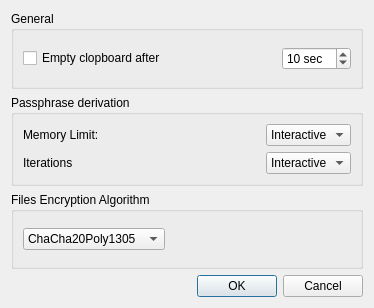
Qt form src/arsenic/configDialog.ui (Antidote1911/arsenic) before a commit.
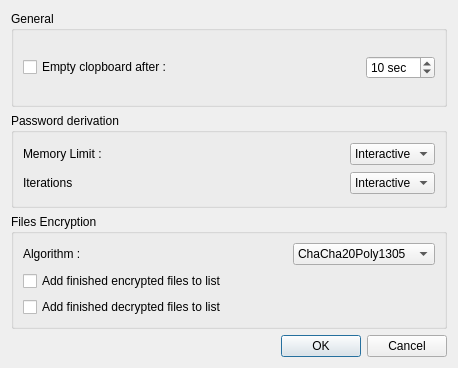
The same form after that commit.

```diff
--- a/src/arsenic/configDialog.ui
+++ b/src/arsenic/configDialog.ui
@@ -6,8 +6,8 @@
    <rect>
     <x>0</x>
     <y>0</y>
-    <width>374</width>
-    <height>308</height>
+    <width>458</width>
+    <height>368</height>
    </rect>
   </property>
   <property name="windowTitle">
@@ -39,7 +39,7 @@
       <item row="0" column="0">
        <widget class="QCheckBox" name="checkBox_empty">
         <property name="text">
-         <string>Empty clopboard after</string>
+         <string>Empty clopboard after :</string>
         </property>
        </widget>
       </item>
@@ -62,7 +62,7 @@
    <item>
     <widget class="QGroupBox" name="groupBox_2">
      <property name="title">
-      <string>Passphrase derivation</string>
+      <string>Password derivation</string>
      </property>
      <layout class="QGridLayout" name="gridLayout_2">
       <item row="1" column="0">
@@ -119,7 +119,7 @@
       <item row="0" column="0">
        <widget class="QLabel" name="label_2">
         <property name="text">
-         <string>Memory Limit:</string>
+         <string>Memory Limit :</string>
         </property>
        </widget>
       </item>
@@ -142,10 +142,24 @@
    <item>
     <widget class="QGroupBox" name="groupBox_3">
      <property name="title">
-      <string>Files Encryption Algorithm</string>
+      <string>Files Encryption</string>
      </property>
-     <layout class="QHBoxLayout" name="horizontalLayout">
-      <item>
+     <layout class="QGridLayout" name="gridLayout_3">
+      <item row="0" column="0">
+       <widget class="QLabel" name="label">
+        <property name="text">
+         <string>Algorithm :</string>
+        </property>
+       </widget>
+      </item>
+      <item row="1" column="0">
+       <widget class="QCheckBox" name="checkAddEncrypted">
+        <property name="text">
+         <string>Add finished encrypted files to list</string>
+        </property>
+       </widget>
+      </item>
+      <item row="0" column="2">
        <widget class="QComboBox" name="comboAlgo">
         <property name="currentText">
          <string notr="true">ChaCha20Poly1305</string>
@@ -167,7 +181,14 @@
         </item>
        </widget>
       </item>
-      <item>
+      <item row="2" column="0">
+       <widget class="QCheckBox" name="checkAddDecrypted">
+        <property name="text">
+         <string>Add finished decrypted files to list</string>
+        </property>
+       </widget>
+      </item>
+      <item row="0" column="1">
        <spacer name="horizontalSpacer_3">
         <property name="orientation">
          <enum>Qt::Horizontal</enum>
```
